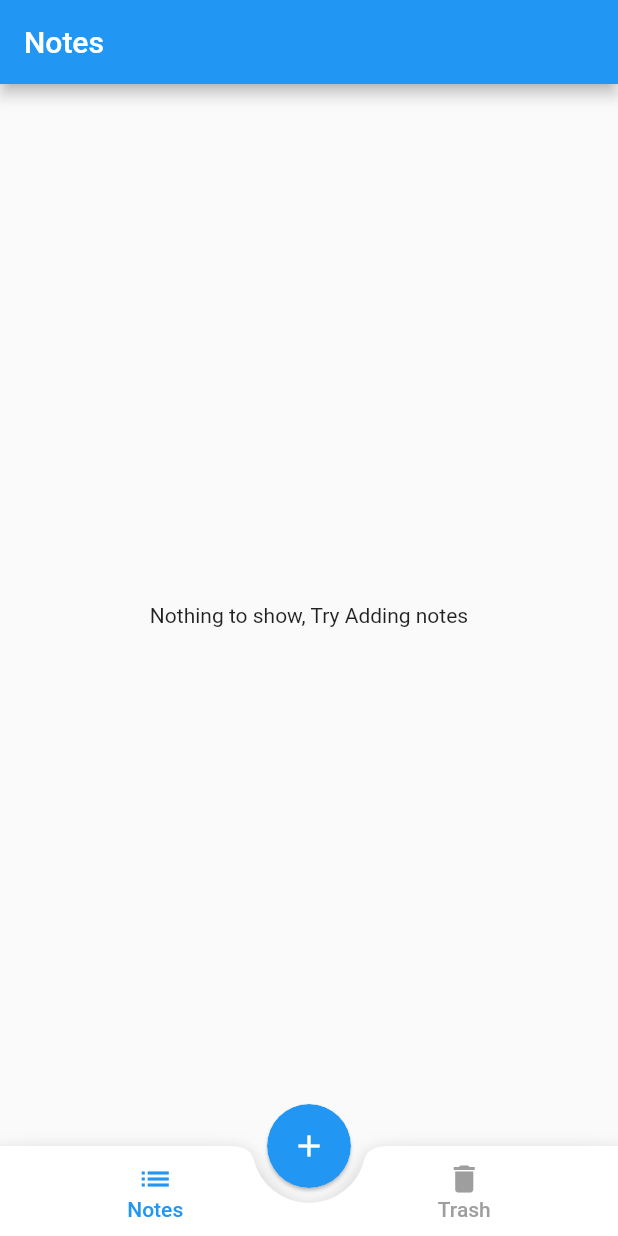
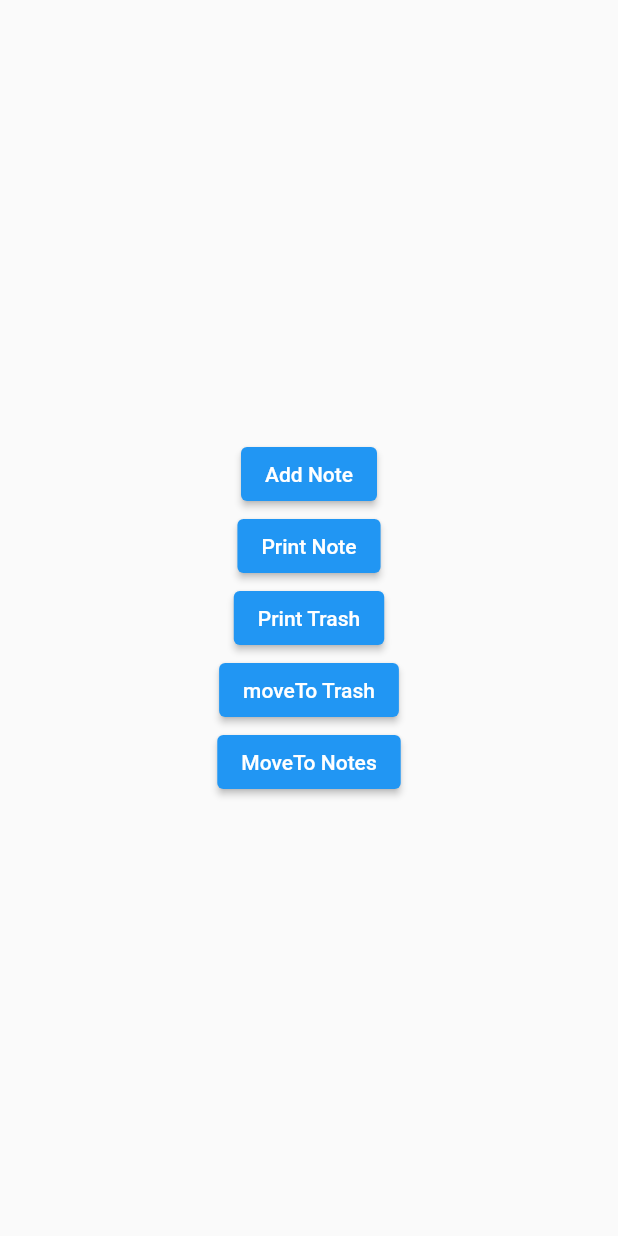
Before and after one commit to Arpit-Sahu/Notes_Keeper, a Flutter app: the screen it shows after launch, on a phone screen of 412 x 824 dp. Run offline on Flutter 3.47's test engine with Material 2 defaults, Android fonts, the phone set to English and light mode, and no system bars; our stand-ins replace bloc, cloud_firestore, firebase_core, flutter_bloc, sqflite, video_player; accounts and stored records are empty.

Commit message:
implemented sqflite in test.dart

```diff
--- /dev/null
+++ b/lib/Test.dart
@@ -0,0 +1,50 @@
+import 'package:flutter/material.dart';
+import 'package:todo/dataBase/databaseHelper.dart';
+
+class Test extends StatelessWidget {
+  @override
+  Widget build(BuildContext context) {
+    return Scaffold(
+      body: Center(
+        child: Column(
+          mainAxisAlignment: MainAxisAlignment.center,
+          children: [
+
+            ElevatedButton(onPressed: ()async{
+              int i = await DatabaseHelper.instance.insertNote({
+                DatabaseHelper.title : 'note2',
+                DatabaseHelper.description : 'offline',
+                DatabaseHelper.hasVideo : false,
+              });
+              print(i);
+            }, child: Text('Add Note')),
+
+
+            ElevatedButton(onPressed: ()async{
+              List<Map<String, dynamic>> queryRow = await DatabaseHelper.instance.queryAllNotes();
+              print(queryRow);
+            }, child: Text('Print Note')),
+
+
+            ElevatedButton(onPressed: ()async{
+              List<Map<String, dynamic>> queryRow = await DatabaseHelper.instance.queryAllTrash();
+              print(queryRow);
+            }, child: Text('Print Trash')),
+
+
+            ElevatedButton(onPressed: ()async{
+              int i = await DatabaseHelper.instance.moveToTrash('note2');
+              print(i);
+            }, child: Text('moveTo Trash')),
+
+
+            ElevatedButton(onPressed: ()async{
+              int i = await DatabaseHelper.instance.moveToNotes('note2');
+              print(i);
+            }, child: Text('MoveTo Notes')),
+          ],
+        ),
+      ),
+    );
+  }
+}
--- /dev/null
+++ b/lib/dataBase/databaseHelper.dart
@@ -0,0 +1,90 @@
+import 'dart:io';
+import 'package:sqflite/sqflite.dart';
+import 'package:path_provider/path_provider.dart';
+import 'package:path/path.dart';
+
+class DatabaseHelper{
+
+  static final _dbName = 'myDatabase.db';
+  static final _dbVersion = 1;
+  static final _notesTableName = 'notesDatabase';
+  static final _trashTableName = 'TrashDatabase';
+
+  static final title = 'Title';
+  static final description  = 'Description';
+  static final hasVideo = 'HasVideo';
+  static final videoLink = 'VideoLink';
+
+  DatabaseHelper._privateContructor();
+  static final DatabaseHelper instance = DatabaseHelper._privateContructor();
+
+  static Database? _database;
+  Future<Database> get database async{
+    if(_database!=null) return _database!;
+
+    _database = await _initiateDatabas();
+    return _database!;
+  }
+
+  _initiateDatabas () async{
+    Directory directory = await getApplicationDocumentsDirectory();
+    String path = join(directory.path, _dbName);
+
+    return await openDatabase(path, version: _dbVersion, onCreate: _onCreate);
+
+  }
+
+  Future<void> _onCreate(Database db, int version) async
+  {
+    await db.execute(
+      '''
+      CREATE TABLE $_notesTableName ($title, $description, $hasVideo, $videoLink)
+      '''
+    );
+    db.execute(
+      '''
+      CREATE TABLE $_trashTableName ( $title, $description, $hasVideo, $videoLink )
+      '''
+    );
+  }
+
+  Future<int> insertNote(Map<String,dynamic> row) async{
+    Database db = await instance.database;
+    return await db.insert(_notesTableName, row);
+  }
+
+  // Future<int> insertTrash(Map<String,dynamic> row) async{
+  //   Database db = await instance.database;
+  //   return await db.insert(_trashTableName, row);
+  // }
+
+  Future<List<Map<String, dynamic>>> queryAllNotes() async {
+    Database db = await instance.database;
+    return await db.query(_notesTableName);
+  }
+
+  Future<List<Map<String, dynamic>>> queryAllTrash() async {
+    Database db = await instance.database;
+    return await db.query(_trashTableName);
+  }
+
+  // Future<int> deleteNote(String id) async{
+  //   Database db = await instance.database;
+  //   return await db.delete(_notesTableName,where: '$title', whereArgs: [id]);
+  // }
+
+   Future<int> moveToTrash(String id) async{
+    Database db = await instance.database;
+    var item = await db.query(_notesTableName,where: '$title = ?', whereArgs: [id]);
+    await db.delete(_notesTableName,where: '$title = ?', whereArgs: [id]);
+    return await db.insert(_trashTableName, item[0]);
+  }
+
+  Future<int> moveToNotes(String id) async{
+    Database db = await instance.database;
+    var item = await db.query(_trashTableName,where: '$title = ?', whereArgs: [id]);
+    await db.delete(_trashTableName,where: '$title = ?', whereArgs: [id]);
+    return await db.insert(_notesTableName, item[0]);
+  }
+
+}
--- a/lib/main.dart
+++ b/lib/main.dart
@@ -4,6 +4,7 @@ import 'package:flutter_bloc/flutter_bloc.dart';
 import 'package:todo/MainScreen.dart';
 import 'package:todo/bloc/firebase_bloc.dart';
 import 'package:firebase_core/firebase_core.dart';
+import 'Test.dart';
 
 void main() async {
   WidgetsFlutterBinding.ensureInitialized();
@@ -22,7 +23,8 @@ class MyApp extends StatelessWidget {
   Widget build(BuildContext context) {
     return BlocProvider(
       create: (context) => FirebaseBloc(),
-      child: MaterialApp(home: MainScreen(),
+      // child: MaterialApp(home: MainScreen(),
+      child: MaterialApp(home: Test(),
       ),
     );
   }
--- a/pubspec.yaml
+++ b/pubspec.yaml
@@ -19,6 +19,9 @@ dependencies:
   flutter_bloc: ^7.0.1
   animations: ^2.0.0
   video_player: ^2.1.6
+  connectivity: ^3.0.6
+  sqflite: ^2.0.0+3
+  path_provider: ^2.0.2
 
 dev_dependencies:
   flutter_test:
```
Also changed, not shown: pubspec.lock.
